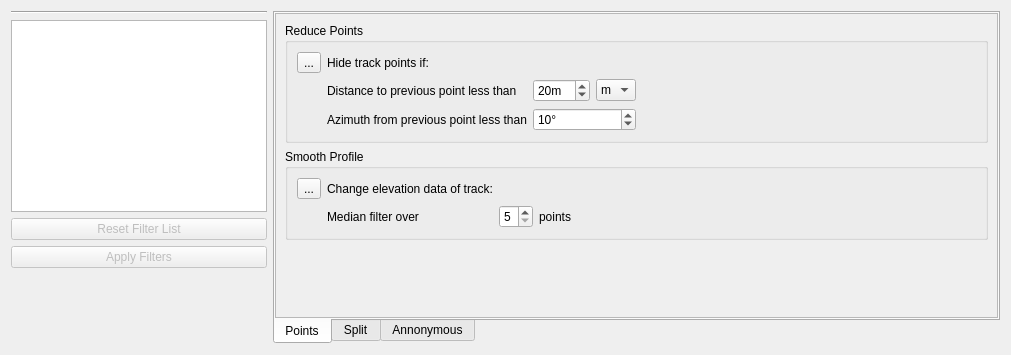
Qt form src/ITrackFilterWidget.ui (ntruchsess/QLandkarteGT) before a commit.
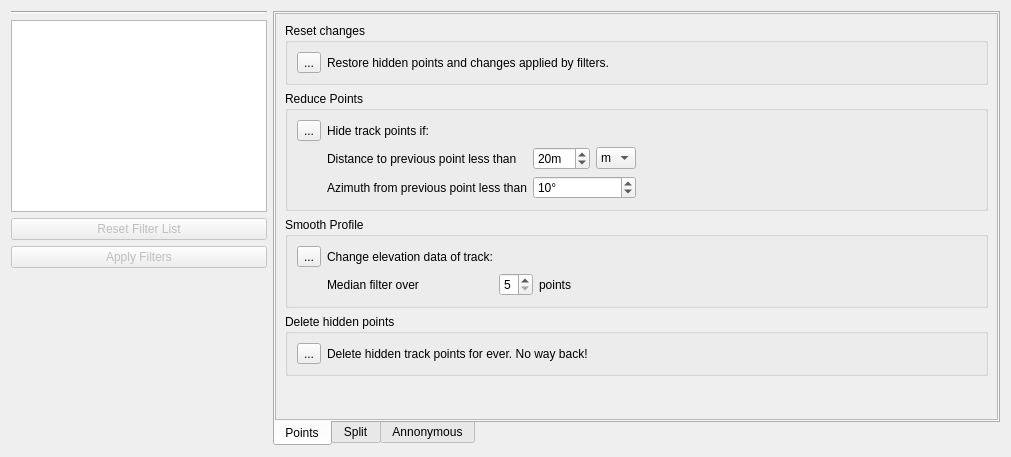
The same form after that commit. Icons and pictures are not drawn.

What changed in the file:
```diff
--- a/src/ITrackFilterWidget.ui
+++ b/src/ITrackFilterWidget.ui
@@ -7,7 +7,7 @@
     <x>0</x>
     <y>0</y>
     <width>1011</width>
-    <height>355</height>
+    <height>457</height>
    </rect>
   </property>
   <property name="windowTitle">
@@ -115,11 +115,38 @@
            <rect>
             <x>0</x>
             <y>0</y>
-            <width>721</width>
-            <height>304</height>
+            <width>706</width>
+            <height>433</height>
            </rect>
           </property>
           <layout class="QVBoxLayout" name="verticalLayout_2">
+           <item>
+            <widget class="QGroupBox" name="groupReset">
+             <property name="title">
+              <string>Reset changes</string>
+             </property>
+             <layout class="QGridLayout" name="gridLayout_7">
+              <item row="0" column="0">
+               <widget class="QToolButton" name="toolReset">
+                <property name="text">
+                 <string>...</string>
+                </property>
+                <property name="icon">
+                 <iconset resource="resources.qrc">
+                  <normaloff>:/icons/iconAdd16x16.png</normaloff>:/icons/iconAdd16x16.png</iconset>
+                </property>
+               </widget>
+              </item>
+              <item row="0" column="1">
+               <widget class="QLabel" name="label_15">
+                <property name="text">
+                 <string>Restore hidden points and changes applied by filters.</string>
+                </property>
+               </widget>
+              </item>
+             </layout>
+            </widget>
+           </item>
            <item>
             <widget class="QGroupBox" name="groupReducePoints1">
              <property name="title">
@@ -285,6 +312,33 @@
              </layout>
             </widget>
            </item>
+           <item>
+            <widget class="QGroupBox" name="groupDelete">
+             <property name="title">
+              <string>Delete hidden points</string>
+             </property>
+             <layout class="QGridLayout" name="gridLayout_8">
+              <item row="0" column="0">
+               <widget class="QToolButton" name="toolDelete">
+                <property name="text">
+                 <string>...</string>
+                </property>
+                <property name="icon">
+                 <iconset resource="resources.qrc">
+                  <normaloff>:/icons/iconAdd16x16.png</normaloff>:/icons/iconAdd16x16.png</iconset>
+                </property>
+               </widget>
+              </item>
+              <item row="0" column="1">
+               <widget class="QLabel" name="label_16">
+                <property name="text">
+                 <string>Delete hidden track points for ever. No way back!</string>
+                </property>
+               </widget>
+              </item>
+             </layout>
+            </widget>
+           </item>
            <item>
             <spacer name="verticalSpacer_2">
              <property name="orientation">
```
Left out of the diff: 6 changed lines with no effect on the pictures.
